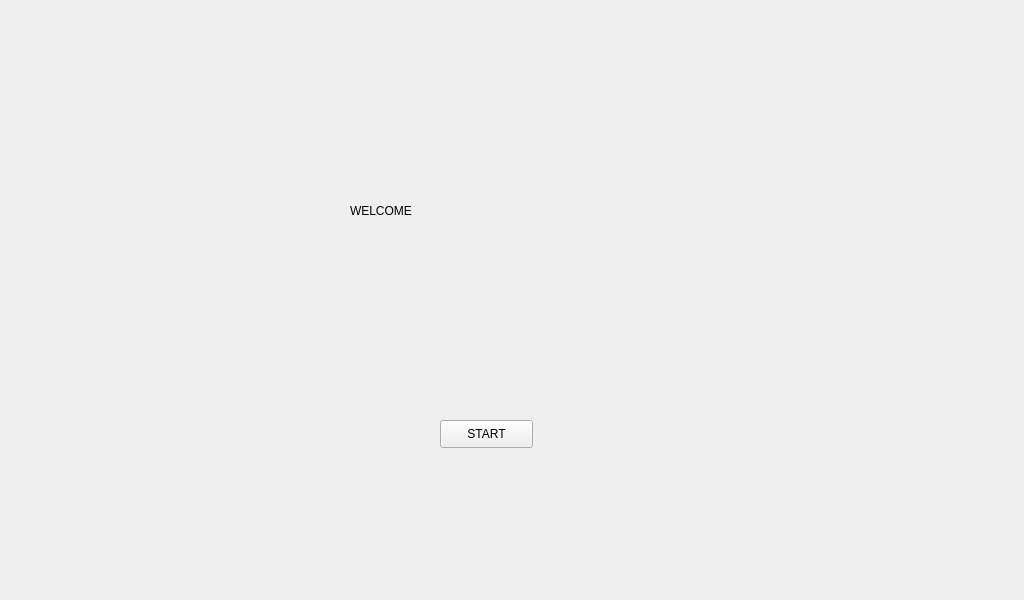
Before: the Qt Designer form GUI/home.ui in vduyhai/Do-an-tot-nghiep, drawn with Qt 5.
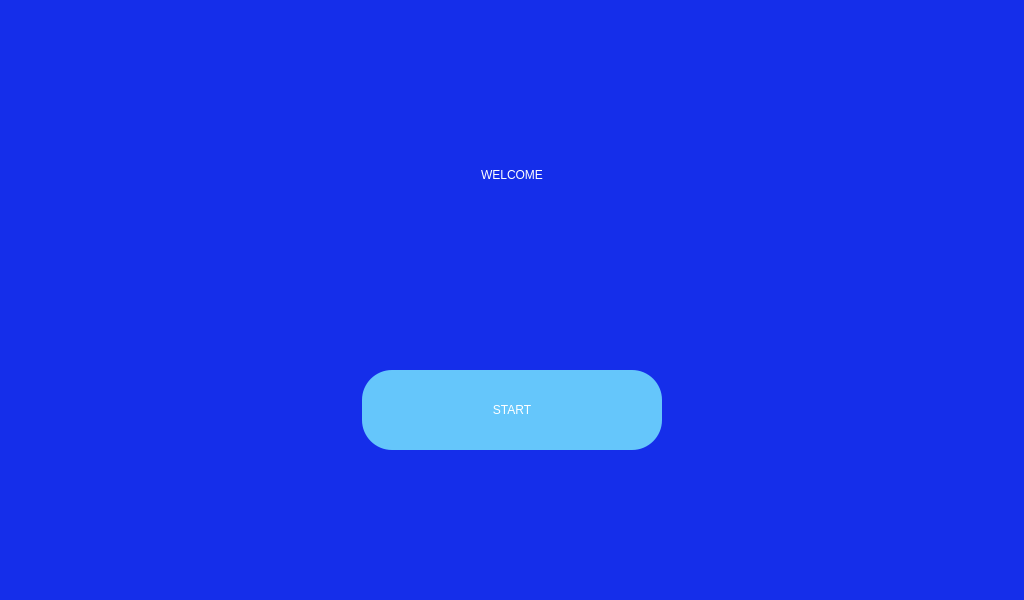
After: the same form once the commit is applied.

```diff
--- a/GUI/home.ui
+++ b/GUI/home.ui
@@ -13,33 +13,54 @@
   <property name="windowTitle">
    <string>MainWindow</string>
   </property>
+  <property name="styleSheet">
+   <string notr="true">background-color: rgb(21, 46, 234);</string>
+  </property>
   <widget class="QWidget" name="centralwidget">
    <widget class="QLabel" name="welcome_label">
     <property name="geometry">
      <rect>
-      <x>350</x>
-      <y>150</y>
-      <width>281</width>
-      <height>121</height>
+      <x>0</x>
+      <y>0</y>
+      <width>1024</width>
+      <height>350</height>
      </rect>
     </property>
     <property name="styleSheet">
-     <string notr="true">font: 36pt &quot;MS Shell Dlg 2&quot;;
+     <string notr="true">font: 48pt &quot;MS Shell Dlg 2&quot;;
+background-color: rgb(21, 46, 234);
+color: rgb(255, 255, 255);
 </string>
     </property>
     <property name="text">
      <string>WELCOME</string>
     </property>
+    <property name="alignment">
+     <set>Qt::AlignCenter</set>
+    </property>
    </widget>
    <widget class="QPushButton" name="start">
     <property name="geometry">
      <rect>
-      <x>440</x>
-      <y>420</y>
-      <width>93</width>
-      <height>28</height>
+      <x>362</x>
+      <y>370</y>
+      <width>300</width>
+      <height>80</height>
      </rect>
     </property>
+    <property name="styleSheet">
+     <string notr="true">QPushButton{
+font: 25pt &quot;MS Shell Dlg 2&quot;;
+color: rgb(255,255,255);
+border-radius: 30px;
+background-color: rgb(101, 198, 251);
+}
+
+QPushButton::hover{
+background-color: rgb(193, 231, 255);
+}
+</string>
+    </property>
     <property name="text">
      <string>START</string>
     </property>
```
